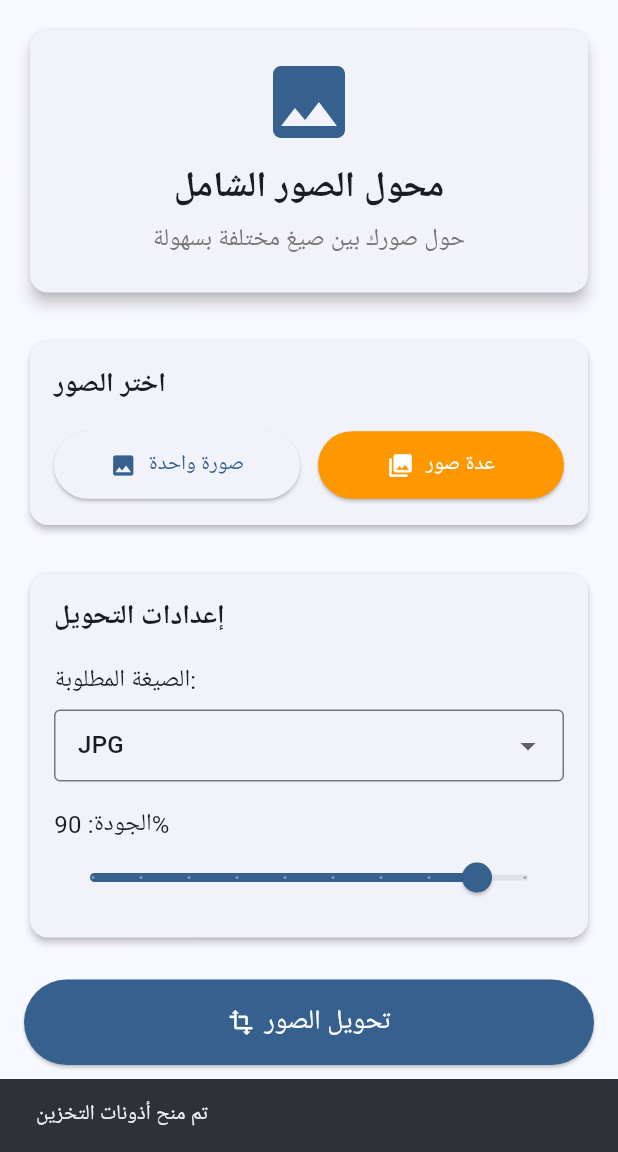
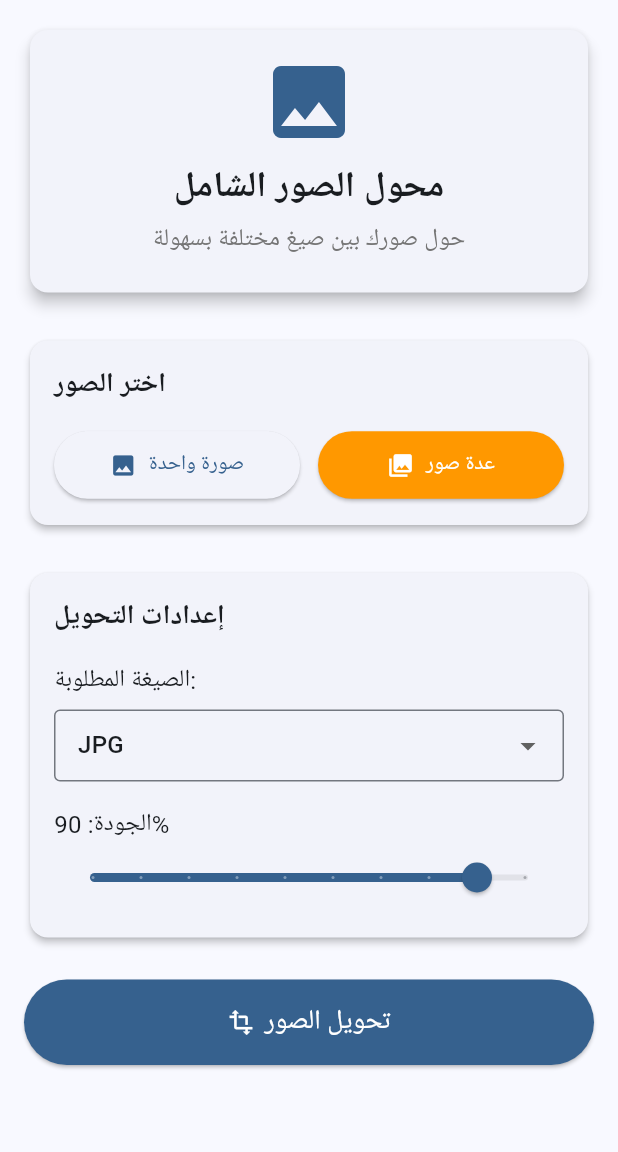
Before and after one commit to Sherio3x/total_image_converter, a Flutter app: the first screen one second after launch, on a phone screen of 412 x 824 dp, the part 84-1236 px from its top. Run offline on Flutter 3.47's test engine with Material 3 defaults, Android fonts, the phone set to English and light mode, and no system bars; our stand-ins replace google_mobile_ads, image_picker, permission_handler, shared_preferences.

Commit message:
Fix: إصلاح مشكلات الأذونات وتحويل الصور وإضافة رسالة النجاح الخضراء
- إصلاح طلب أذونات التخزين مع رسائل واضحة
- تحسين معالجة أخطاء تحويل الصور
- إضافة رسالة نجاح خضراء تظهر بعد التحويل الناجح
- تحسين تجربة المستخدم والواجهة
- إصلاح جميع الأخطاء البرمجية المبلغ عنها

v2.2 - جاهز للاختبار

```diff
--- a/lib/main.dart
+++ b/lib/main.dart
@@ -45,6 +45,7 @@ class _ImageConverterHomeState extends State<ImageConverterHome> {
   int _remainingBatchUsage = 3;
   int _conversionProgress = 0;
   int _totalConversions = 0;
+  String? _successMessage; // For showing success message
 
   final ImagePicker _picker = ImagePicker();
 
@@ -56,16 +57,20 @@ class _ImageConverterHomeState extends State<ImageConverterHome> {
   }
 
   Future<void> _requestPermissions() async {
-    // Request storage permissions
     var status = await Permission.storage.status;
     if (!status.isGranted) {
       status = await Permission.storage.request();
     }
 
     if (status.isGranted) {
-      _showSnackBar('تم منح أذونات التخزين');
-    } else {
-      _showSnackBar('لم يتم منح أذونات التخزين. قد لا يعمل التطبيق بشكل صحيح.');
+      // No need to show snackbar if granted, as it's expected behavior
+    } else if (status.isDenied) {
+      _showSnackBar(
+          'تم رفض أذونات التخزين. يرجى منحها من إعدادات التطبيق ليعمل بشكل صحيح.');
+    } else if (status.isPermanentlyDenied) {
+      _showSnackBar(
+          'تم رفض أذونات التخزين بشكل دائم. يرجى منحها يدوياً من إعدادات التطبيق.');
+      openAppSettings(); // Open app settings for the user
     }
   }
 
@@ -83,6 +88,7 @@ class _ImageConverterHomeState extends State<ImageConverterHome> {
         setState(() {
           _selectedImages = [File(image.path)];
           _isBatchMode = false;
+          _successMessage = null; // Clear success message on new selection
         });
       }
     } catch (e) {
@@ -99,6 +105,7 @@ class _ImageConverterHomeState extends State<ImageConverterHome> {
         setState(() {
           _selectedImages = limitedImages;
           _isBatchMode = true;
+          _successMessage = null; // Clear success message on new selection
         });
       }
     } catch (e) {
@@ -170,9 +177,9 @@ class _ImageConverterHomeState extends State<ImageConverterHome> {
 
       if (convertedPaths.isNotEmpty) {
         final formatName = ImageConverter.formatNames[_selectedFormat]!;
-        _showSnackBar(
-          'تم تحويل ${convertedPaths.length} صورة إلى $formatName بنجاح!'
-        );
+        setState(() {
+          _successMessage = 'تم تحويل ${convertedPaths.length} صورة إلى $formatName بنجاح!';
+        });
 
         // Show interstitial ad after successful conversion (for single images)
         if (_selectedImages.length == 1) {
@@ -448,6 +455,39 @@ class _ImageConverterHomeState extends State<ImageConverterHome> {
 
             const SizedBox(height: 24),
 
+            // Success message
+            if (_successMessage != null) ...[
+              Container(
+                padding: const EdgeInsets.all(16),
+                margin: const EdgeInsets.only(bottom: 24),
+                decoration: BoxDecoration(
+                  color: Colors.green[50],
+                  borderRadius: BorderRadius.circular(12),
+                  border: Border.all(color: Colors.green[300]!),
+                ),
+                child: Row(
+                  children: [
+                    Icon(
+                      Icons.check_circle,
+                      color: Colors.green[700],
+                      size: 24,
+                    ),
+                    const SizedBox(width: 12),
+                    Expanded(
+                      child: Text(
+                        _successMessage!,
+                        style: TextStyle(
+                          color: Colors.green[800],
+                          fontWeight: FontWeight.bold,
+                          fontSize: 16,
+                        ),
+                      ),
+                    ),
+                  ],
+                ),
+              ),
+            ],
+
             // Progress indicator
             if (_isConverting && _totalConversions > 1) ...[
               Card(
```
Also changed, not shown: lib/services/image_converter.dart (+8 -6 lines), 1 other file.
